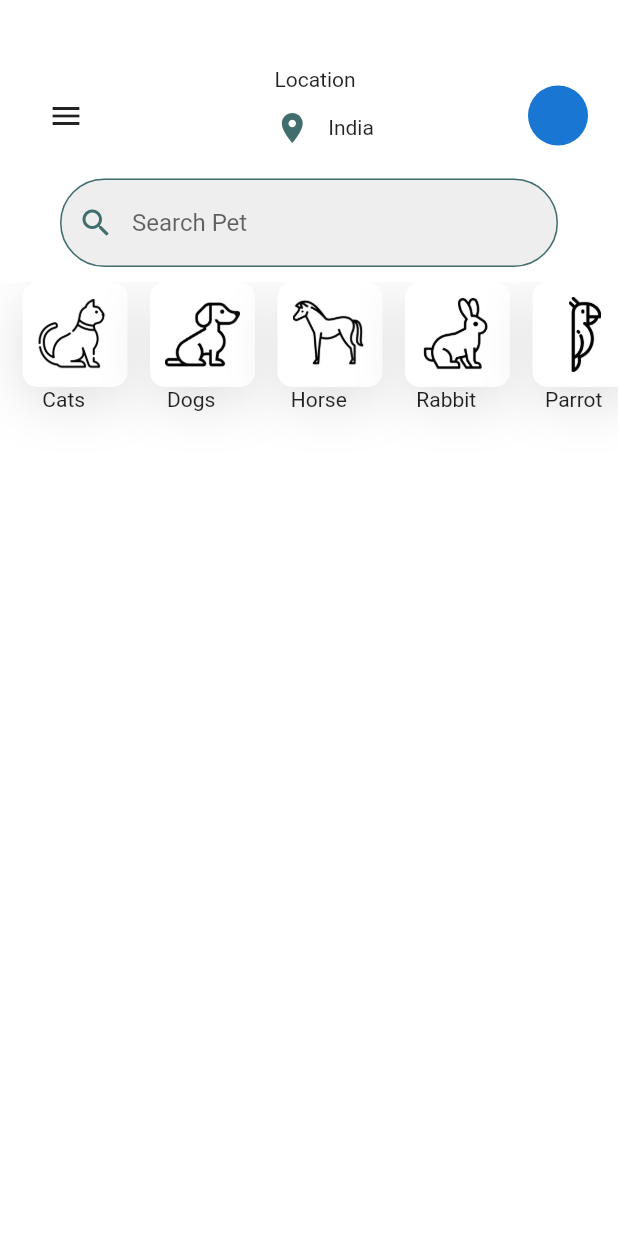
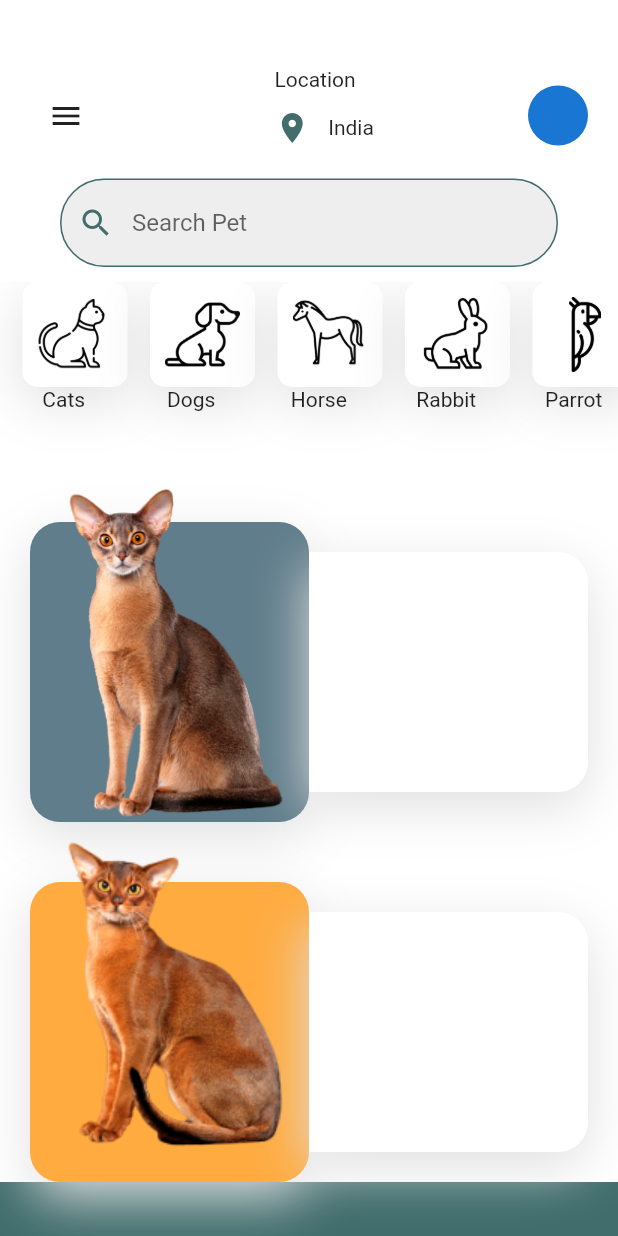
Before and after one commit to Sheshank-Srivastava/Flutter_UI_Learning, a Flutter app: the screen it shows after launch, on a phone screen of 412 x 824 dp. Run offline on Flutter 3.47's test engine with Material 2 defaults, Android fonts, the phone set to English and light mode, and no system bars.

Commit message:
Home page design done

```diff
--- /dev/null
+++ b/lib/pet_app/detailed_screen.dart
@@ -0,0 +1,29 @@
+import 'package:flutter/material.dart';
+
+class DetailedScreen extends StatelessWidget {
+  @override
+  Widget build(BuildContext context) {
+    return Scaffold(
+      body: Stack(
+        children: [
+          Positioned.fill(
+            child: Column(
+              children: [
+                Expanded(
+                  child: Container(
+                    color: Colors.blueGrey,
+                  ),
+                ),
+                Expanded(
+                  child: Container(
+                    color: Colors.white,
+                  ),
+                ),
+              ],
+            ),
+          )
+        ],
+      ),
+    );
+  }
+}
--- a/lib/pet_app/home_screen.dart
+++ b/lib/pet_app/home_screen.dart
@@ -1,4 +1,5 @@
 import 'package:flutter/material.dart';
+import 'package:flutter_contact_us/pet_app/detailed_screen.dart';
 import  'configuration.dart';
 
 class HomeScreen extends StatefulWidget {
@@ -21,6 +22,7 @@ class _HomeScreenState extends State<HomeScreen> {
         milliseconds: 250,
       ),
       color: Colors.white,
+      child: SingleChildScrollView(
         child: Column(
           children: [
             SizedBox(height: 45),
@@ -85,6 +87,8 @@ class _HomeScreenState extends State<HomeScreen> {
                 ),
               ),
             ),
+
+            /// Animate Outlined icon list view
             Container(
               height:120,
               // padding: EdgeInsets.only(left: ),
@@ -113,8 +117,100 @@ class _HomeScreenState extends State<HomeScreen> {
                   );
                 },
               ),
+            ),
+
+            /**
+             * Note: Make list View for this
+             */
+            ///Row one of the last items of design
+            GestureDetector(
+              onTap: (){
+                Navigator.push(context,MaterialPageRoute(builder: (context)=>DetailedScreen()));
+              },
+              child: Container(
+                height: 240,
+                margin: EdgeInsets.symmetric(horizontal: 20),
+
+                child:Row(
+                  children: [
+                    Expanded(
+                      child:Stack(
+                        children: [
+                          Container(
+
+                            decoration: BoxDecoration(
+                              color:Colors.blueGrey,
+                              borderRadius: BorderRadius.circular(20),
+                              boxShadow: listShadow
+                            ),
+                            margin: EdgeInsets.only(top: 40),
+                          ),
+                          Align(
+                            child: Image.asset('images/pet-cat2.png'),
                           )
                         ],
+                      )
+                    ),
+                    Expanded(
+                        child:Container(
+                          margin: EdgeInsets.only(top:60,bottom: 20),
+                          decoration: BoxDecoration(
+                            color: Colors.white,
+                            boxShadow: listShadow,
+                            borderRadius: BorderRadius.only(
+                              topRight: Radius.circular(20),
+                              bottomRight: Radius.circular(20)
+                            )
+                          ),
+                        )
+                    )
+                  ],
+                )
+              ),
+            ),
+            ///Row two of the last items of design
+            Container(
+              height: 240,
+              margin: EdgeInsets.symmetric(horizontal: 20),
+
+              child:Row(
+                children: [
+                  Expanded(
+                    child:Stack(
+                      children: [
+                        Container(
+                          decoration: BoxDecoration(
+                            color:Colors.orangeAccent,
+                            borderRadius: BorderRadius.circular(20),
+                            boxShadow: listShadow
+                          ),
+                          margin: EdgeInsets.only(top: 40),
+                        ),
+                        Align(
+                          child: Image.asset('images/pet-cat1.png'),
+                        )
+                      ],
+                    )
+                  ),
+                  Expanded(
+                      child:Container(
+                        margin: EdgeInsets.only(top:60,bottom: 20),
+                        decoration: BoxDecoration(
+                          color: Colors.white,
+                          boxShadow: listShadow,
+                          borderRadius: BorderRadius.only(
+                            topRight: Radius.circular(20),
+                            bottomRight: Radius.circular(20)
+                          )
+                        ),
+                      )
+                  )
+                ],
+              )
+            ),
+
+          ],
+        ),
       ),
     );
   }
```
Lines whose indentation alone changed are shown as unchanged.
